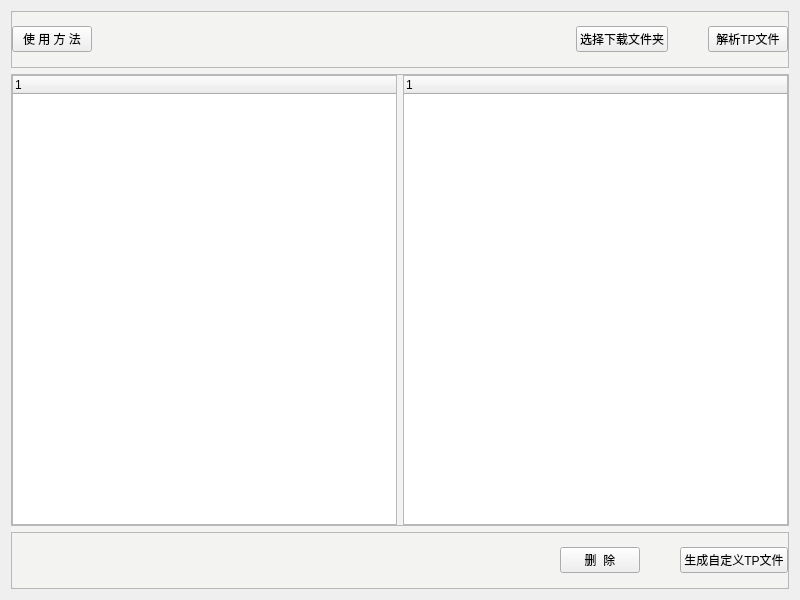
First picture: the form in app/resource/Pages/TPFileManager.ui, repository animcw/AIYOU, before the edit.
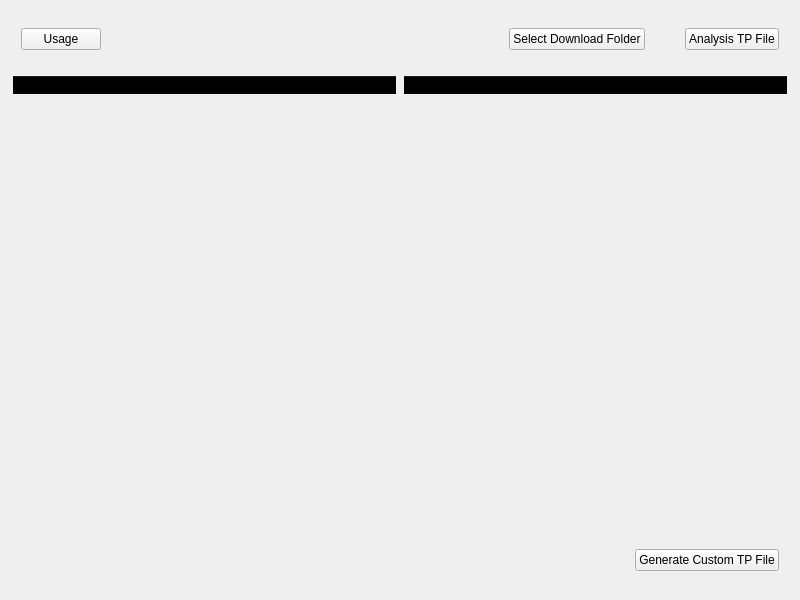
Second picture: the form after the edit. Custom widgets are drawn as their Qt base class.

```diff
--- a/app/resource/Pages/TPFileManager.ui
+++ b/app/resource/Pages/TPFileManager.ui
@@ -17,12 +17,17 @@
    <string notr="true">QFrame#mainBody{
 	border: 1px soild transparent;
 	border-radius:10px;
-	background-color:#f3f3f2;
+	background-color:transparent;
 }</string>
   </property>
   <layout class="QVBoxLayout" name="verticalLayout_2">
    <item>
     <widget class="QFrame" name="mainBody">
+     <property name="styleSheet">
+      <string notr="true">QFrame{
+	background-color: transparent;
+}</string>
+     </property>
      <property name="frameShape">
       <enum>QFrame::StyledPanel</enum>
      </property>
@@ -45,7 +50,10 @@
       <item>
        <widget class="QFrame" name="usageBox">
         <property name="styleSheet">
-         <string notr="true">PushButton#usageButton{
+         <string notr="true">QFrame{
+	background-color: transparent;
+}
+PushButton#usageButton{
 	font: 10pt &quot;微软雅黑&quot;;
 }
 PushButton#selectFolderButton{
@@ -66,15 +74,15 @@
           <number>0</number>
          </property>
          <property name="leftMargin">
-          <number>0</number>
+          <number>9</number>
          </property>
          <property name="rightMargin">
-          <number>0</number>
+          <number>9</number>
          </property>
          <item>
           <widget class="PushButton" name="usageButton">
            <property name="text">
-            <string>使 用 方 法</string>
+            <string>Usage</string>
            </property>
           </widget>
          </item>
@@ -94,7 +102,7 @@
          <item>
           <widget class="PushButton" name="selectFolderButton">
            <property name="text">
-            <string>选择下载文件夹</string>
+            <string>Select Download Folder</string>
            </property>
           </widget>
          </item>
@@ -114,7 +122,7 @@
          <item>
           <widget class="PushButton" name="analysisButton">
            <property name="text">
-            <string>解析TP文件</string>
+            <string>Analysis TP File</string>
            </property>
           </widget>
          </item>
@@ -166,7 +174,10 @@
       <item>
        <widget class="QFrame" name="bottomBox">
         <property name="styleSheet">
-         <string notr="true">PushButton#deleteButton{
+         <string notr="true">QFrame{
+	background-color: transparent;
+}
+PushButton#deleteButton{
 	font: 10pt &quot;微软雅黑&quot;;
 }
 PushButton#confirmButton{
@@ -179,15 +190,15 @@
         <property name="frameShadow">
          <enum>QFrame::Raised</enum>
         </property>
-        <layout class="QHBoxLayout" name="horizontalLayout_3" stretch="6,0,0,0">
+        <layout class="QHBoxLayout" name="horizontalLayout_3" stretch="6,0">
          <property name="spacing">
           <number>0</number>
          </property>
          <property name="leftMargin">
-          <number>0</number>
+          <number>9</number>
          </property>
          <property name="rightMargin">
-          <number>0</number>
+          <number>9</number>
          </property>
          <item>
           <spacer name="horizontalSpacer_2">
@@ -202,30 +213,10 @@
            </property>
           </spacer>
          </item>
-         <item>
-          <widget class="PushButton" name="deleteButton">
-           <property name="text">
-            <string>删  除</string>
-           </property>
-          </widget>
-         </item>
-         <item>
-          <spacer name="horizontalSpacer_3">
-           <property name="orientation">
-            <enum>Qt::Horizontal</enum>
-           </property>
-           <property name="sizeHint" stdset="0">
-            <size>
-             <width>40</width>
-             <height>20</height>
-            </size>
-           </property>
-          </spacer>
-         </item>
          <item>
           <widget class="PrimaryPushButton" name="confirmButton">
            <property name="text">
-            <string>生成自定义TP文件</string>
+            <string>Generate Custom TP File</string>
            </property>
           </widget>
          </item>
```
